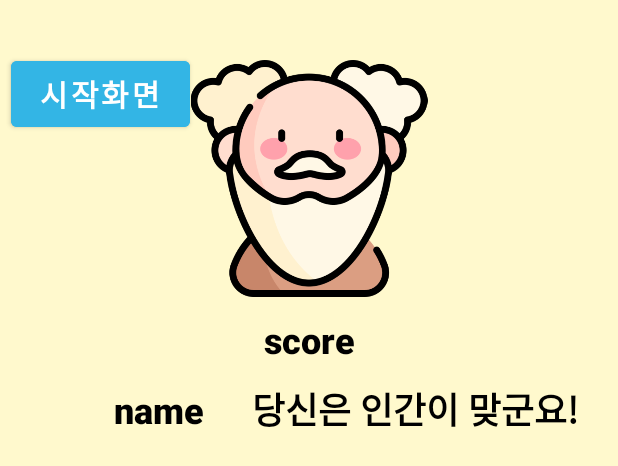
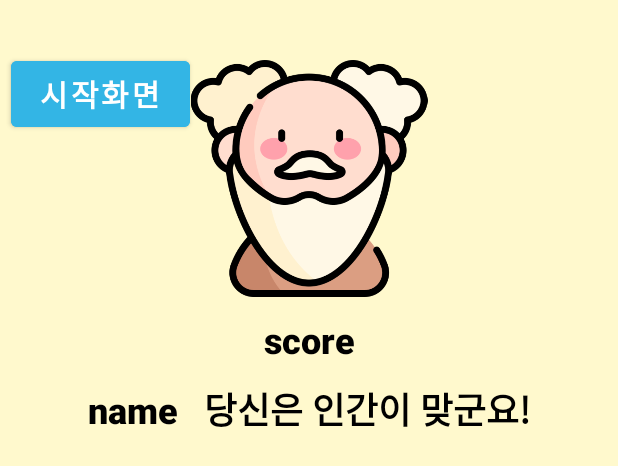
Before and after one commit to gabrielyoon7/Chimpanzee-Game, an Android app: the layout activity_good_end.xml on its own in the app's theme, with its tools: preview values and no code run, on a phone screen of 412 x 824 dp. Shown: the top 466 px of the screen. Run offline under Robolectric (Android 15) with nearby library versions, the phone set to English and light mode, and no system bars.

Commit message:
activity_good_end.xml 글자 간격 수정

```diff
--- a/app/src/main/res/layout/activity_good_end.xml
+++ b/app/src/main/res/layout/activity_good_end.xml
@@ -36,7 +36,7 @@
         android:layout_width="wrap_content"
         android:layout_height="wrap_content"
         android:layout_marginTop="12dp"
-        android:layout_marginEnd="8dp"
+        android:layout_marginEnd="40dp"
         android:fontFamily="sans-serif-black"
         android:text="당신은 인간이 맞군요!"
         android:textColor="@color/black"
@@ -48,14 +48,14 @@
         android:id="@+id/name"
         android:layout_width="wrap_content"
         android:layout_height="wrap_content"
-        android:layout_marginEnd="32dp"
+        android:layout_marginStart="40dp"
+        android:layout_marginEnd="17dp"
         android:fontFamily="sans-serif-black"
         android:text="name"
         android:textColor="@color/black"
         android:textSize="24sp"
         app:layout_constraintBaseline_toBaselineOf="@+id/textView10"
         app:layout_constraintEnd_toStartOf="@+id/textView10"
-        app:layout_constraintHorizontal_bias="1.0"
         app:layout_constraintStart_toStartOf="@+id/imageView3" />
 
     <TextView
```
